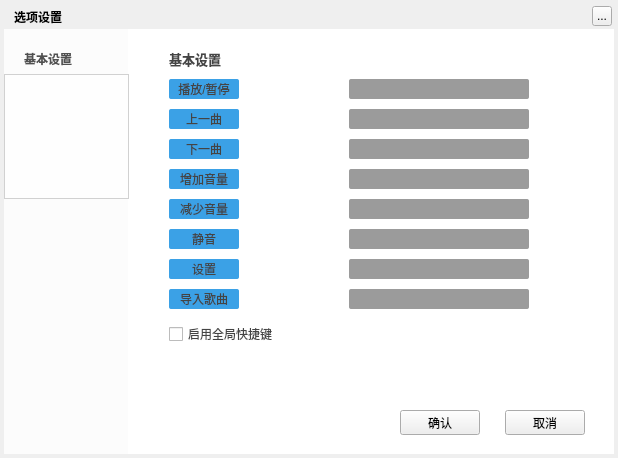
Above: TTKModule/TTKWidget/downloadUiKits/downloadsettingwidget.ui from Greedysky/TTKDownloader before the change. Below: the same form after it.
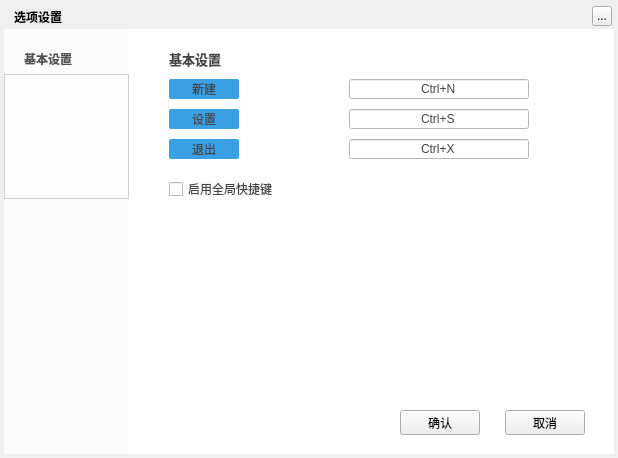
That is the form after the change. The open tabs and pages were chosen to show the change. Custom widgets are drawn as their Qt base class.

Commit message: refactor: Optimize global hotkey module[863001]

```diff
--- a/TTKModule/TTKWidget/downloadUiKits/downloadsettingwidget.ui
+++ b/TTKModule/TTKWidget/downloadUiKits/downloadsettingwidget.ui
@@ -249,6 +249,9 @@
     </widget>
    </widget>
    <widget class="QWidget" name="second">
+    <property name="styleSheet">
+     <string notr="true"/>
+    </property>
     <widget class="TTKThemeLineLabel" name="baseSetShotKeyWidget">
      <property name="geometry">
       <rect>
@@ -280,13 +283,13 @@
       <string notr="true">background:#3BA1E6;border-radius:2px</string>
      </property>
      <property name="text">
-      <string>播放/暂停</string>
+      <string>新建</string>
      </property>
      <property name="alignment">
       <set>Qt::AlignCenter</set>
      </property>
     </widget>
-    <widget class="DownloadGlobalHotKeyEdit" name="item_S02" native="true">
+    <widget class="DownloadGlobalHotKeyEdit" name="item_S01">
      <property name="geometry">
       <rect>
        <x>205</x>
@@ -296,109 +299,20 @@
       </rect>
      </property>
      <property name="styleSheet">
-      <string notr="true">background:rgba(0, 0, 0, 100);border-radius:2px; </string>
+      <string notr="true">background:white;</string>
      </property>
-     <property name="text" stdset="0">
-      <string>Ctrl+B</string>
-     </property>
-    </widget>
-    <widget class="QLabel" name="item_S3">
-     <property name="geometry">
-      <rect>
-       <x>25</x>
-       <y>80</y>
-       <width>70</width>
-       <height>20</height>
-      </rect>
-     </property>
-     <property name="styleSheet">
-      <string notr="true">background:#3BA1E6;border-radius:2px</string>
-     </property>
      <property name="text">
-      <string>上一曲</string>
+      <string>Ctrl+N</string>
      </property>
      <property name="alignment">
       <set>Qt::AlignCenter</set>
      </property>
     </widget>
-    <widget class="DownloadGlobalHotKeyEdit" name="item_S04" native="true">
+    <widget class="QLabel" name="item_S2">
      <property name="geometry">
       <rect>
-       <x>205</x>
-       <y>80</y>
-       <width>180</width>
-       <height>20</height>
-      </rect>
-     </property>
-     <property name="styleSheet">
-      <string notr="true">background:rgba(0, 0, 0, 100);border-radius:2px; </string>
-     </property>
-     <property name="text" stdset="0">
-      <string>Ctrl+Left</string>
-     </property>
-    </widget>
-    <widget class="QLabel" name="item_S5">
-     <property name="geometry">
-      <rect>
        <x>25</x>
-       <y>110</y>
-       <width>70</width>
-       <height>20</height>
-      </rect>
-     </property>
-     <property name="styleSheet">
-      <string notr="true">background:#3BA1E6;border-radius:2px</string>
-     </property>
-     <property name="text">
-      <string>下一曲</string>
-     </property>
-     <property name="alignment">
-      <set>Qt::AlignCenter</set>
-     </property>
-    </widget>
-    <widget class="QLabel" name="item_S7">
-     <property name="geometry">
-      <rect>
-       <x>25</x>
-       <y>140</y>
-       <width>70</width>
-       <height>20</height>
-      </rect>
-     </property>
-     <property name="styleSheet">
-      <string notr="true">background:#3BA1E6;border-radius:2px</string>
-     </property>
-     <property name="text">
-      <string>增加音量</string>
-     </property>
-     <property name="alignment">
-      <set>Qt::AlignCenter</set>
-     </property>
-    </widget>
-    <widget class="QLabel" name="item_S9">
-     <property name="geometry">
-      <rect>
-       <x>25</x>
-       <y>170</y>
-       <width>70</width>
-       <height>20</height>
-      </rect>
-     </property>
-     <property name="styleSheet">
-      <string notr="true">background:#3BA1E6;border-radius:2px</string>
-     </property>
-     <property name="text">
-      <string>减少音量</string>
-     </property>
-     <property name="alignment">
-      <set>Qt::AlignCenter</set>
-     </property>
-    </widget>
-    <widget class="QLabel" name="item_S11">
-     <property name="geometry">
-      <rect>
-       <x>25</x>
-       <y>230</y>
+       <y>80</y>
        <width>70</width>
        <height>20</height>
       </rect>
@@ -413,91 +327,30 @@
       <set>Qt::AlignCenter</set>
      </property>
     </widget>
-    <widget class="DownloadGlobalHotKeyEdit" name="item_S06" native="true">
+    <widget class="DownloadGlobalHotKeyEdit" name="item_S02">
      <property name="geometry">
       <rect>
        <x>205</x>
-       <y>110</y>
+       <y>80</y>
        <width>180</width>
        <height>20</height>
       </rect>
      </property>
      <property name="styleSheet">
-      <string notr="true">background:rgba(0, 0, 0, 100);border-radius:2px; </string>
+      <string notr="true">background:white;</string>
      </property>
-     <property name="text" stdset="0">
-      <string>Ctrl+Right</string>
-     </property>
-    </widget>
-    <widget class="DownloadGlobalHotKeyEdit" name="item_S08" native="true">
-     <property name="geometry">
-      <rect>
-       <x>205</x>
-       <y>140</y>
-       <width>180</width>
-       <height>20</height>
-      </rect>
-     </property>
-     <property name="styleSheet">
-      <string notr="true">background:rgba(0, 0, 0, 100);border-radius:2px; </string>
-     </property>
-     <property name="text" stdset="0">
-      <string>Ctrl+Up</string>
-     </property>
-    </widget>
-    <widget class="DownloadGlobalHotKeyEdit" name="item_S10" native="true">
-     <property name="geometry">
-      <rect>
-       <x>205</x>
-       <y>170</y>
-       <width>180</width>
-       <height>20</height>
-      </rect>
-     </property>
-     <property name="styleSheet">
-      <string notr="true">background:rgba(0, 0, 0, 100);border-radius:2px; </string>
-     </property>
-     <property name="text" stdset="0">
-      <string>Ctrl+Down</string>
-     </property>
-    </widget>
-    <widget class="DownloadGlobalHotKeyEdit" name="item_S12" native="true">
-     <property name="geometry">
-      <rect>
-       <x>205</x>
-       <y>230</y>
-       <width>180</width>
-       <height>20</height>
-      </rect>
-     </property>
-     <property name="styleSheet">
-      <string notr="true">background:rgba(0, 0, 0, 100);border-radius:2px; </string>
-     </property>
-     <property name="text" stdset="0">
+     <property name="text">
       <string>Ctrl+S</string>
      </property>
-    </widget>
-    <widget class="DownloadGlobalHotKeyEdit" name="item_S14" native="true">
-     <property name="geometry">
-      <rect>
-       <x>205</x>
-       <y>260</y>
-       <width>180</width>
-       <height>20</height>
-      </rect>
+     <property name="alignment">
+      <set>Qt::AlignCenter</set>
      </property>
-     <property name="styleSheet">
-      <string notr="true">background:rgba(0, 0, 0, 100);border-radius:2px; </string>
-     </property>
-     <property name="text" stdset="0">
-      <string>Ctrl+I</string>
-     </property>
     </widget>
-    <widget class="QLabel" name="item_S13">
+    <widget class="QLabel" name="item_S3">
      <property name="geometry">
       <rect>
        <x>25</x>
-       <y>260</y>
+       <y>110</y>
        <width>70</width>
        <height>20</height>
       </rect>
@@ -506,7 +359,26 @@
       <string notr="true">background:#3BA1E6;border-radius:2px</string>
      </property>
      <property name="text">
-      <string>导入歌曲</string>
+      <string>退出</string>
+     </property>
+     <property name="alignment">
+      <set>Qt::AlignCenter</set>
+     </property>
+    </widget>
+    <widget class="DownloadGlobalHotKeyEdit" name="item_S03">
+     <property name="geometry">
+      <rect>
+       <x>205</x>
+       <y>110</y>
+       <width>180</width>
+       <height>20</height>
+      </rect>
+     </property>
+     <property name="styleSheet">
+      <string notr="true">background:white;</string>
+     </property>
+     <property name="text">
+      <string>Ctrl+X</string>
      </property>
      <property name="alignment">
       <set>Qt::AlignCenter</set>
@@ -516,7 +388,7 @@
      <property name="geometry">
       <rect>
        <x>25</x>
-       <y>295</y>
+       <y>150</y>
        <width>250</width>
        <height>20</height>
       </rect>
@@ -525,41 +397,6 @@
       <string>启用全局快捷键</string>
      </property>
     </widget>
-    <widget class="QLabel" name="item_S15">
-     <property name="geometry">
-      <rect>
-       <x>25</x>
-       <y>200</y>
-       <width>70</width>
-       <height>20</height>
-      </rect>
-     </property>
-     <property name="styleSheet">
-      <string notr="true">background:#3BA1E6;border-radius:2px</string>
-     </property>
-     <property name="text">
-      <string>静音</string>
-     </property>
-     <property name="alignment">
-      <set>Qt::AlignCenter</set>
-     </property>
-    </widget>
-    <widget class="DownloadGlobalHotKeyEdit" name="item_S16" native="true">
-     <property name="geometry">
-      <rect>
-       <x>205</x>
-       <y>200</y>
-       <width>180</width>
-       <height>20</height>
-      </rect>
-     </property>
-     <property name="styleSheet">
-      <string notr="true">background:rgba(0, 0, 0, 100);border-radius:2px; </string>
-     </property>
-     <property name="text" stdset="0">
-      <string>Ctrl+M</string>
-     </property>
-    </widget>
    </widget>
    <widget class="QWidget" name="third">
     <widget class="QComboBox" name="defaultDownloadModeBox">
@@ -959,7 +796,7 @@
   </customwidget>
   <customwidget>
    <class>DownloadGlobalHotKeyEdit</class>
-   <extends>QWidget</extends>
+   <extends>QLineEdit</extends>
    <header>downloadglobalhotkeyedit.h</header>
   </customwidget>
  </customwidgets>
```
The commit also changes 29 other files.
